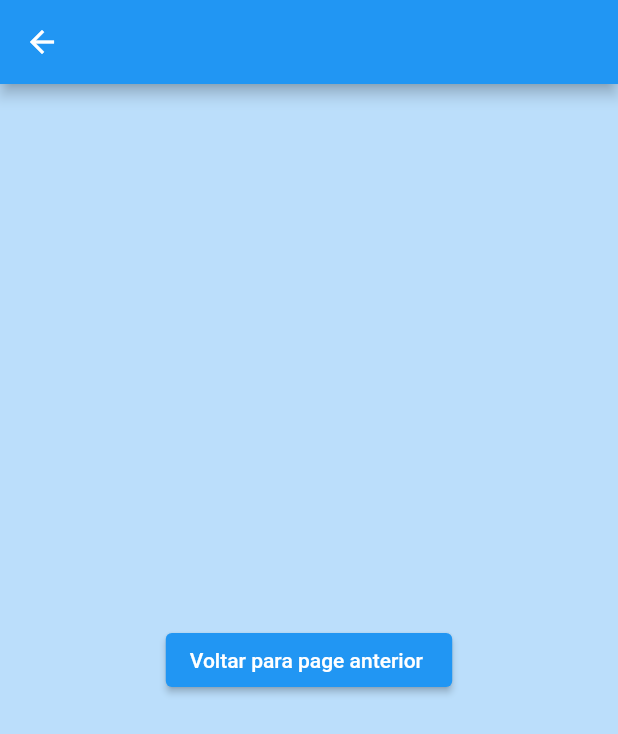
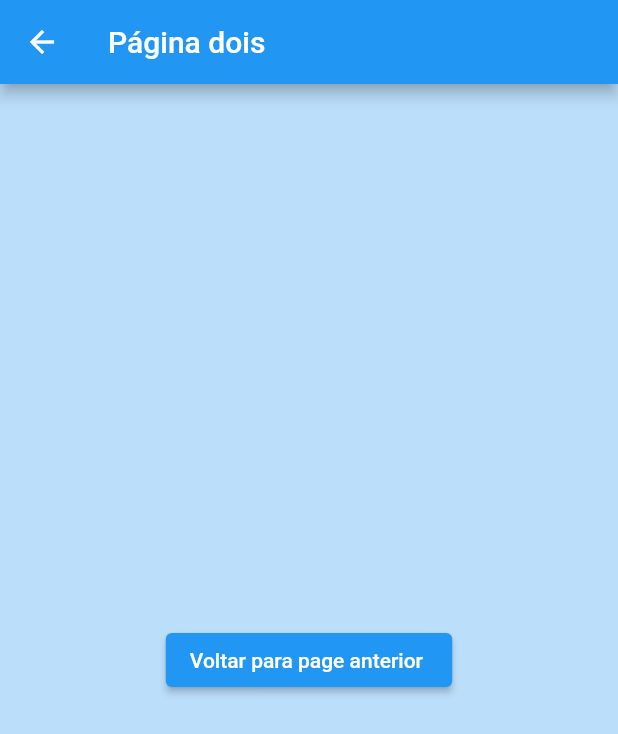
Before and after one commit to lucasaclima03/flutter_nv1, a Flutter app: the TwoPage screen opened directly with empty values, on a phone screen of 412 x 824 dp. Shown: the top 734 px of the screen. Run offline on Flutter 3.47's test engine with Material 2 defaults, Android fonts, the phone set to English and light mode, and no system bars.

Commit message:
alterações na pagina um e dois

```diff
--- a/lib/one_page.dart
+++ b/lib/one_page.dart
@@ -13,6 +13,7 @@ class OnePage extends StatelessWidget {
           disable: false,
           onPressed: () {},
           title: 'Custom BTN',
+
         ),
       ),
     );
--- a/lib/two_page.dart
+++ b/lib/two_page.dart
@@ -7,7 +7,9 @@ class TwoPage extends StatelessWidget {
   Widget build(BuildContext context) {
     var args = ModalRoute.of(context)!.settings.arguments as String;
     return Scaffold(
-      appBar: AppBar(),
+      appBar: AppBar(
+        title: const Text('Página dois')
+      ),
       backgroundColor: Colors.blue.shade100,
       body: Center(
         child: ElevatedButton(
```
